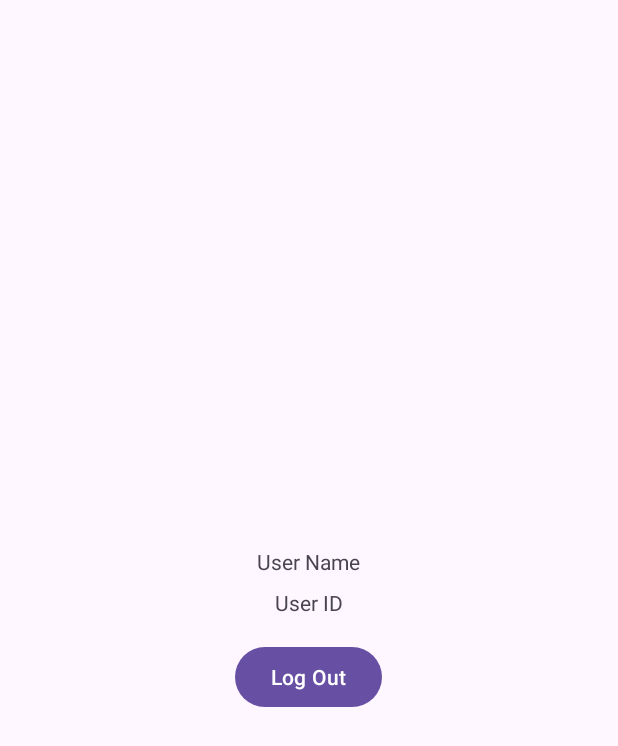
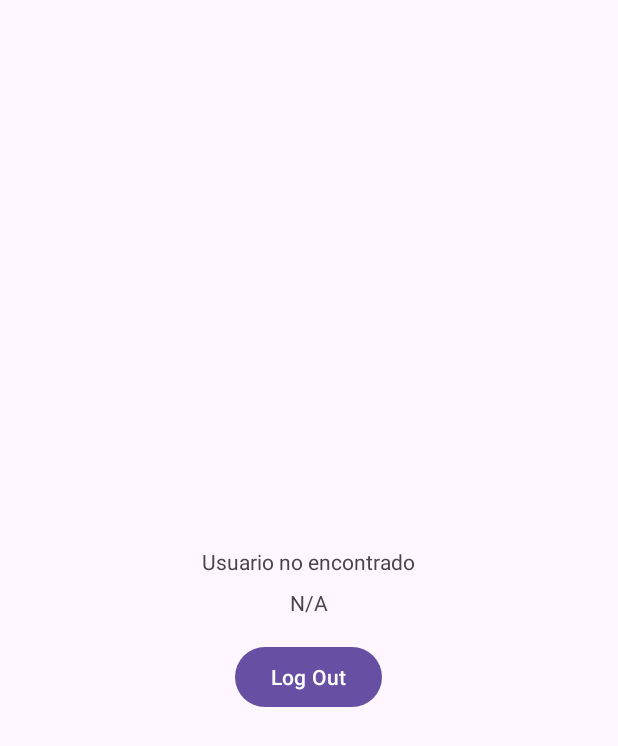
Before and after one commit to MarcENTI/AppCompanion, an Android app: the ProfileActivity screen opened directly, with no data from a screen before it, on a phone screen of 412 x 824 dp. Shown: the top 746 px of the screen. Run offline under Robolectric (Android 15) with nearby library versions, the phone set to English and light mode, and no system bars; our stand-ins replace Firebase (no records; nobody signed in at launch, a user with empty details on screens opened directly).

Commit message:
profile created
doesn't work

```diff
--- a/CompanionPersona/app/src/main/java/firebase/companionPersona/enti24/ProfileActivity.kt
+++ b/CompanionPersona/app/src/main/java/firebase/companionPersona/enti24/ProfileActivity.kt
@@ -1,16 +1,72 @@
 package firebase.companionPersona.enti24
 
 import android.os.Bundle
+import android.widget.TextView
 import androidx.activity.enableEdgeToEdge
 import androidx.appcompat.app.AppCompatActivity
 import androidx.core.view.ViewCompat
 import androidx.core.view.WindowInsetsCompat
+import com.google.firebase.auth.FirebaseAuth
+import com.google.firebase.firestore.FirebaseFirestore
 
 class ProfileActivity : AppCompatActivity() {
+
+    private lateinit var db: FirebaseFirestore
+    private lateinit var auth: FirebaseAuth
+
     override fun onCreate(savedInstanceState: Bundle?) {
         super.onCreate(savedInstanceState)
         enableEdgeToEdge()
         setContentView(R.layout.activity_profile)
 
+        //iniciarlizar firestore y authentication
+        db = FirebaseFirestore.getInstance()
+        auth = FirebaseAuth.getInstance()
+
+        //textViews
+        val userNameTextView = findViewById<TextView>(R.id.user_name)
+        val userIdTextView = findViewById<TextView>(R.id.user_id)
+
+        val currentUser = auth.currentUser
+        if(currentUser != null)
+        {
+            val userId = currentUser.uid
+
+            //obtener datos de firestore
+            db.collection("users").document(userId).get()
+                .addOnSuccessListener {
+                    document->
+                    if(document !=null && document.exists())
+                    {
+                        val userName = document.getString("name") ?: "Nombre no encontrado"
+                        val userCustomId = document.getString("id") ?: "ID no encontrado"
+
+                        //act textViews
+                        userNameTextView.text = userName
+                        userIdTextView.text = userCustomId
+                    }else {
+                        userNameTextView.text = "Usuario no encontrado"
+                        userIdTextView.text = "N/A"
+                    }
+                }
+                .addOnFailureListener {
+                    e->
+                    userNameTextView.text = "Error al cargar"
+                    userIdTextView.text = "N/A"
+                }
+
+
+
+        }
+        else
+        {
+            userNameTextView.text = "No has iniciado sesión"
+            userIdTextView.text = "N/A"
+        }
+
+
+
+
+
     }
 }
```
